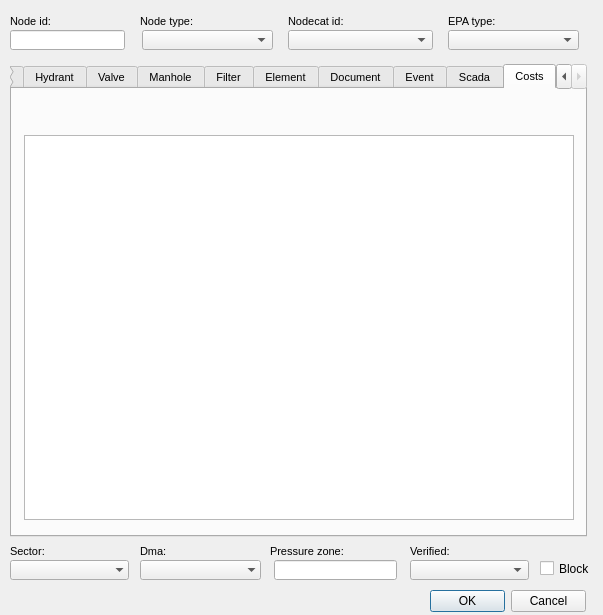
Above: ui/ws_man_node.ui from Giswater/giswater_qgis_plugin before the change. Below: the same form after it.
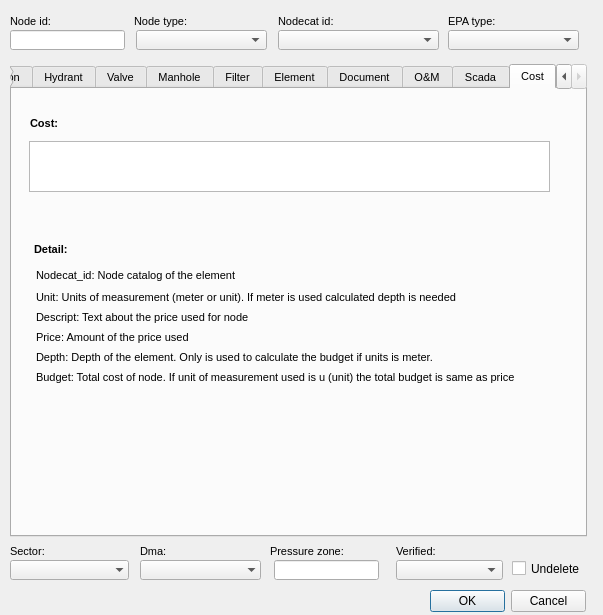
That is the form after the change. The open tabs and pages were chosen to show the change.

Patch:
```diff
--- a/ui/ws_man_node.ui
+++ b/ui/ws_man_node.ui
@@ -14976,7 +14976,7 @@
    </widget>
    <widget class="QWidget" name="page_event">
     <attribute name="title">
-     <string>Event</string>
+     <string>O&amp;&amp;M</string>
     </attribute>
     <widget class="QTabWidget" name="tab_event">
      <property name="geometry">
@@ -15367,18 +15367,152 @@
    </widget>
    <widget class="QWidget" name="tab_13">
     <attribute name="title">
-     <string>Costs</string>
+     <string>Cost</string>
     </attribute>
+    <widget class="QLabel" name="label_8">
+     <property name="geometry">
+      <rect>
+       <x>24</x>
+       <y>282</y>
+       <width>501</width>
+       <height>19</height>
+      </rect>
+     </property>
+     <property name="text">
+      <string>Budget: Total cost of node. If unit of measurement used is u (unit) the total budget is same as price</string>
+     </property>
+     <property name="alignment">
+      <set>Qt::AlignLeading|Qt::AlignLeft|Qt::AlignTop</set>
+     </property>
+    </widget>
+    <widget class="QLabel" name="label_7">
+     <property name="geometry">
+      <rect>
+       <x>24</x>
+       <y>262</y>
+       <width>501</width>
+       <height>19</height>
+      </rect>
+     </property>
+     <property name="text">
+      <string>Depth: Depth of the element. Only is used to calculate the budget if units is meter.</string>
+     </property>
+     <property name="alignment">
+      <set>Qt::AlignLeading|Qt::AlignLeft|Qt::AlignTop</set>
+     </property>
+    </widget>
+    <widget class="QLabel" name="label_3">
+     <property name="geometry">
+      <rect>
+       <x>24</x>
+       <y>180</y>
+       <width>501</width>
+       <height>19</height>
+      </rect>
+     </property>
+     <property name="text">
+      <string>Nodecat_id: Node catalog of the element</string>
+     </property>
+     <property name="alignment">
+      <set>Qt::AlignLeading|Qt::AlignLeft|Qt::AlignTop</set>
+     </property>
+    </widget>
+    <widget class="QLabel" name="label_2">
+     <property name="geometry">
+      <rect>
+       <x>22</x>
+       <y>154</y>
+       <width>46</width>
+       <height>13</height>
+      </rect>
+     </property>
+     <property name="font">
+      <font>
+       <weight>75</weight>
+       <bold>true</bold>
+      </font>
+     </property>
+     <property name="text">
+      <string>Detail:</string>
+     </property>
+    </widget>
     <widget class="QTableView" name="tbl_masterplan">
      <property name="geometry">
       <rect>
-       <x>12</x>
-       <y>46</y>
-       <width>550</width>
-       <height>385</height>
+       <x>17</x>
+       <y>52</y>
+       <width>521</width>
+       <height>51</height>
       </rect>
      </property>
     </widget>
+    <widget class="QLabel" name="label_5">
+     <property name="geometry">
+      <rect>
+       <x>24</x>
+       <y>222</y>
+       <width>501</width>
+       <height>19</height>
+      </rect>
+     </property>
+     <property name="text">
+      <string>Descript: Text about the price used for node</string>
+     </property>
+     <property name="alignment">
+      <set>Qt::AlignLeading|Qt::AlignLeft|Qt::AlignTop</set>
+     </property>
+    </widget>
+    <widget class="QLabel" name="label_4">
+     <property name="geometry">
+      <rect>
+       <x>24</x>
+       <y>202</y>
+       <width>501</width>
+       <height>19</height>
+      </rect>
+     </property>
+     <property name="text">
+      <string>Unit: Units of measurement (meter or unit). If meter is used calculated depth is needed</string>
+     </property>
+     <property name="alignment">
+      <set>Qt::AlignLeading|Qt::AlignLeft|Qt::AlignTop</set>
+     </property>
+    </widget>
+    <widget class="QLabel" name="label">
+     <property name="geometry">
+      <rect>
+       <x>18</x>
+       <y>28</y>
+       <width>46</width>
+       <height>13</height>
+      </rect>
+     </property>
+     <property name="font">
+      <font>
+       <weight>75</weight>
+       <bold>true</bold>
+      </font>
+     </property>
+     <property name="text">
+      <string>Cost:</string>
+     </property>
+    </widget>
+    <widget class="QLabel" name="label_6">
+     <property name="geometry">
+      <rect>
+       <x>24</x>
+       <y>242</y>
+       <width>501</width>
+       <height>19</height>
+      </rect>
+     </property>
+     <property name="text">
+      <string>Price: Amount of the price used</string>
+     </property>
+     <property name="alignment">
+      <set>Qt::AlignLeading|Qt::AlignLeft|Qt::AlignTop</set>
+     </property>
+    </widget>
    </widget>
   </widget>
   <widget class="QLineEdit" name="node_id">
@@ -15410,7 +15544,7 @@
   <widget class="QComboBox" name="node_type">
    <property name="geometry">
     <rect>
-     <x>142</x>
+     <x>136</x>
      <y>30</y>
      <width>131</width>
      <height>20</height>
@@ -15422,7 +15556,7 @@
     <rect>
      <x>274</x>
      <y>560</y>
-     <width>123</width>
+     <width>105</width>
      <height>20</height>
     </rect>
    </property>
@@ -15468,9 +15602,9 @@
   <widget class="QComboBox" name="nodecat_id">
    <property name="geometry">
     <rect>
-     <x>288</x>
+     <x>278</x>
      <y>30</y>
-     <width>145</width>
+     <width>161</width>
      <height>20</height>
     </rect>
    </property>
@@ -15478,22 +15612,22 @@
   <widget class="QCheckBox" name="undelete">
    <property name="geometry">
     <rect>
-     <x>540</x>
+     <x>512</x>
      <y>560</y>
-     <width>51</width>
+     <width>79</width>
      <height>17</height>
     </rect>
    </property>
    <property name="text">
-    <string>Block</string>
+    <string>Undelete</string>
    </property>
   </widget>
   <widget class="QComboBox" name="verified">
    <property name="geometry">
     <rect>
-     <x>410</x>
+     <x>396</x>
      <y>560</y>
-     <width>119</width>
+     <width>107</width>
      <height>20</height>
     </rect>
    </property>
@@ -15537,7 +15671,7 @@
   <widget class="QLabel" name="label_node_type">
    <property name="geometry">
     <rect>
-     <x>140</x>
+     <x>134</x>
      <y>10</y>
      <width>90</width>
      <height>22</height>
@@ -15573,7 +15707,7 @@
   <widget class="QLabel" name="label_nodecat_id">
    <property name="geometry">
     <rect>
-     <x>288</x>
+     <x>278</x>
      <y>10</y>
      <width>90</width>
      <height>22</height>
@@ -15717,7 +15851,7 @@
   <widget class="QLabel" name="label_verified">
    <property name="geometry">
     <rect>
-     <x>410</x>
+     <x>396</x>
      <y>540</y>
      <width>90</width>
      <height>22</height>
```
Left out of the diff: 90 changed lines with no effect on the pictures.
